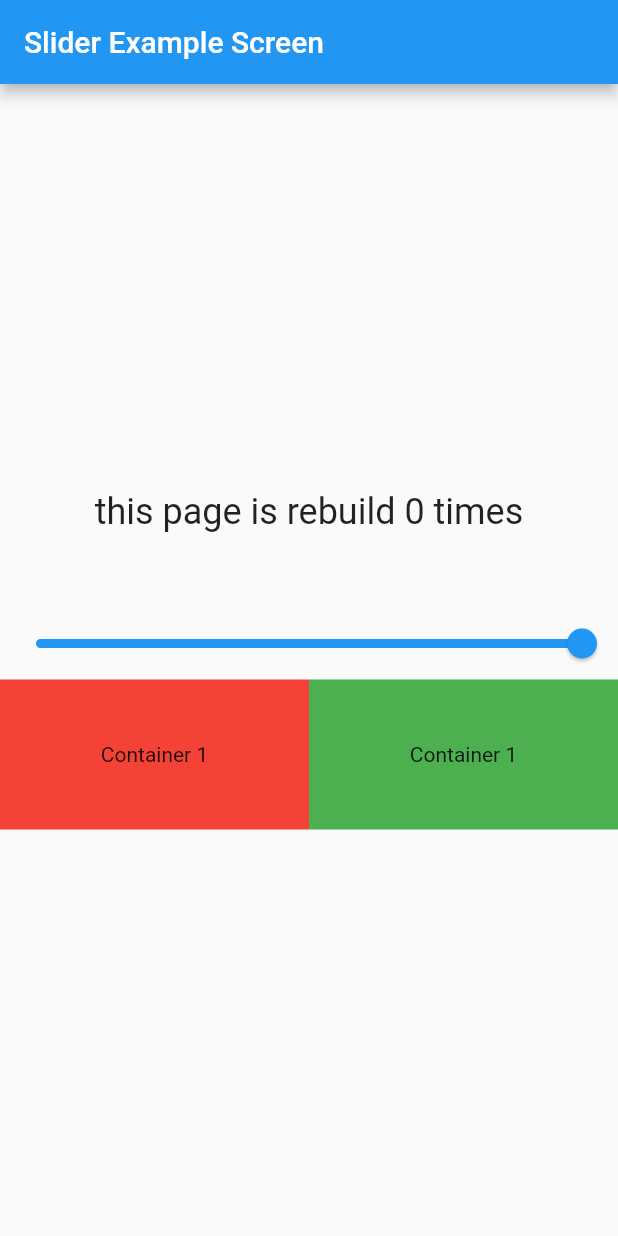
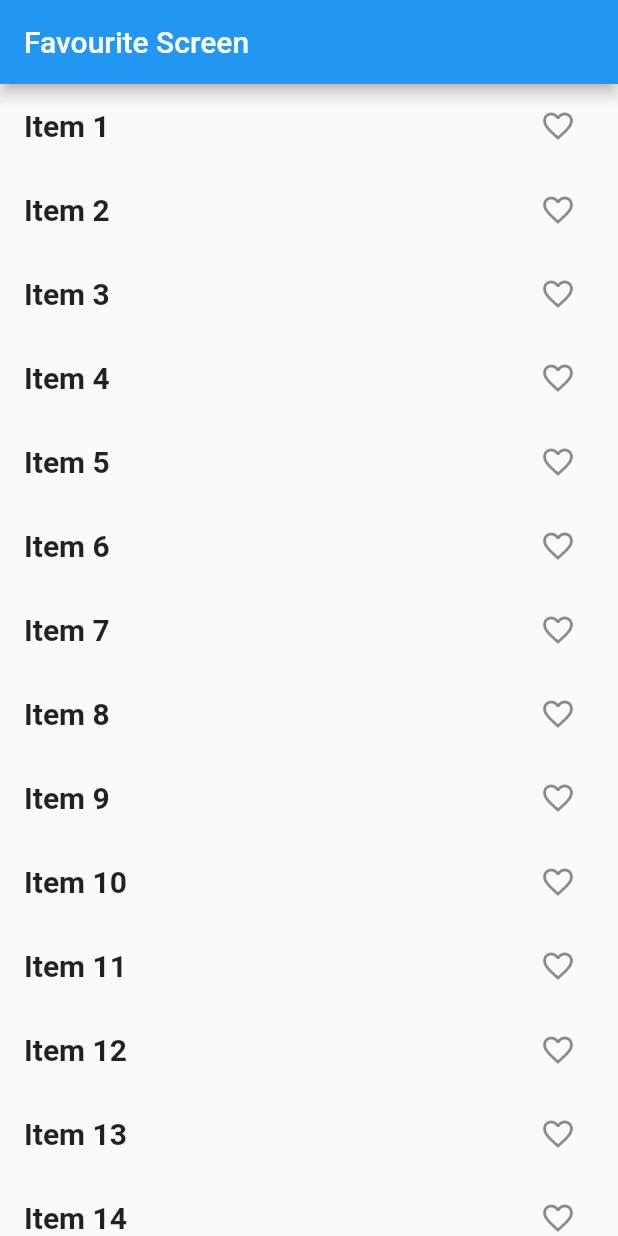
Before and after one commit to ThisIsAnshMalik/provider_state_management, a Flutter app: the screen it shows after launch, on a phone screen of 412 x 824 dp. Run offline on Flutter 3.47's test engine with Material 2 defaults, Android fonts, the phone set to English and light mode, and no system bars.

Commit message:
favourite screen is ready

```diff
--- a/lib/main.dart
+++ b/lib/main.dart
@@ -1,6 +1,7 @@
 import 'package:flutter/material.dart';
 import 'package:provider/provider.dart';
 import 'package:provider_state_management/provider/provider.dart';
+import 'package:provider_state_management/screens/favourite/favourite_screen.dart';
 import 'package:provider_state_management/screens/slider_example.dart';
 
 void main() {
@@ -25,7 +26,7 @@ class MyApp extends StatelessWidget {
           theme: ThemeData(
             primarySwatch: Colors.blue,
           ),
-          home: const SliderExampleScreen(),
+          home: const FavouriteScreen(),
         ));
   }
 }
--- /dev/null
+++ b/lib/screens/favourite/favourite_screen.dart
@@ -0,0 +1,31 @@
+import 'package:flutter/material.dart';
+
+class FavouriteScreen extends StatefulWidget {
+  const FavouriteScreen({Key? key}) : super(key: key);
+
+  @override
+  State<FavouriteScreen> createState() => _FavouriteScreenState();
+}
+
+class _FavouriteScreenState extends State<FavouriteScreen> {
+  @override
+  Widget build(BuildContext context) {
+    return Scaffold(
+        appBar: AppBar(
+          title: const Text("Favourite Screen"),
+        ),
+        body: ListView.builder(
+            itemCount: 20,
+            itemBuilder: ((context, index) {
+              return ListTile(
+                title: Text(
+                  "Item ${++index}",
+                  style: const TextStyle(
+                      fontSize: 20, fontWeight: FontWeight.w700),
+                ),
+                trailing: IconButton(
+                    onPressed: () {}, icon: const Icon(Icons.favorite_outline)),
+              );
+            })));
+  }
+}
```
